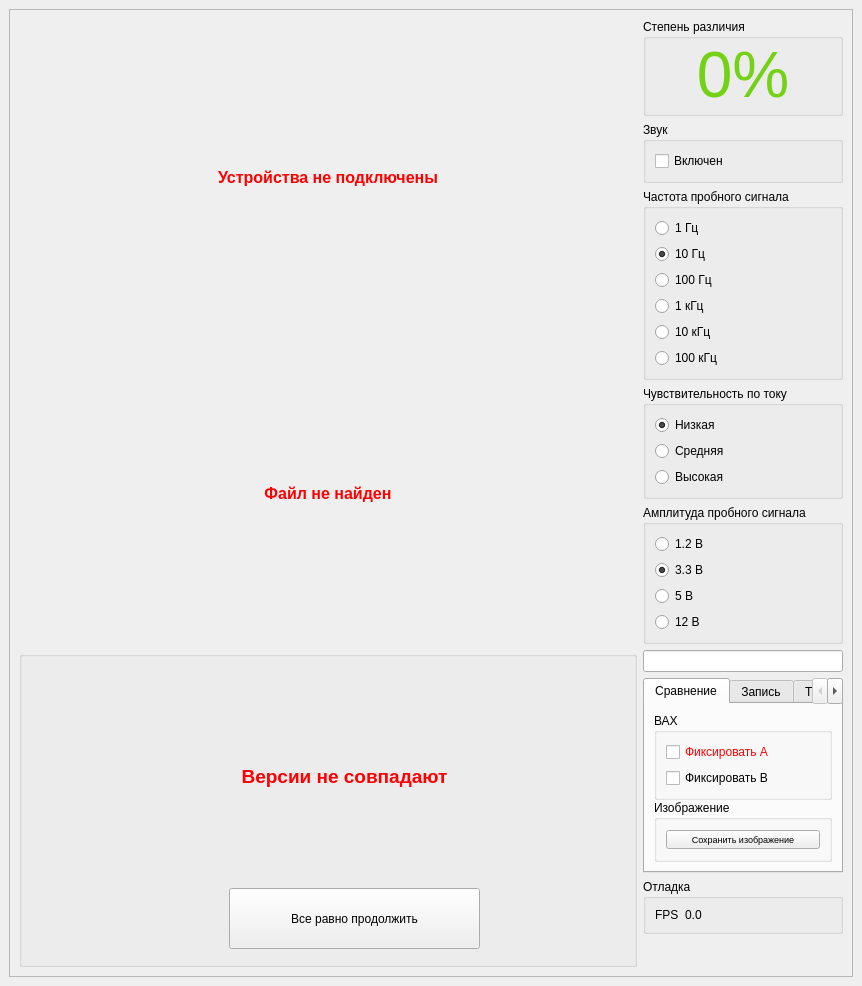
Qt form gui/mainwindow.ui (EPC-MSU/EPLab) before a commit.
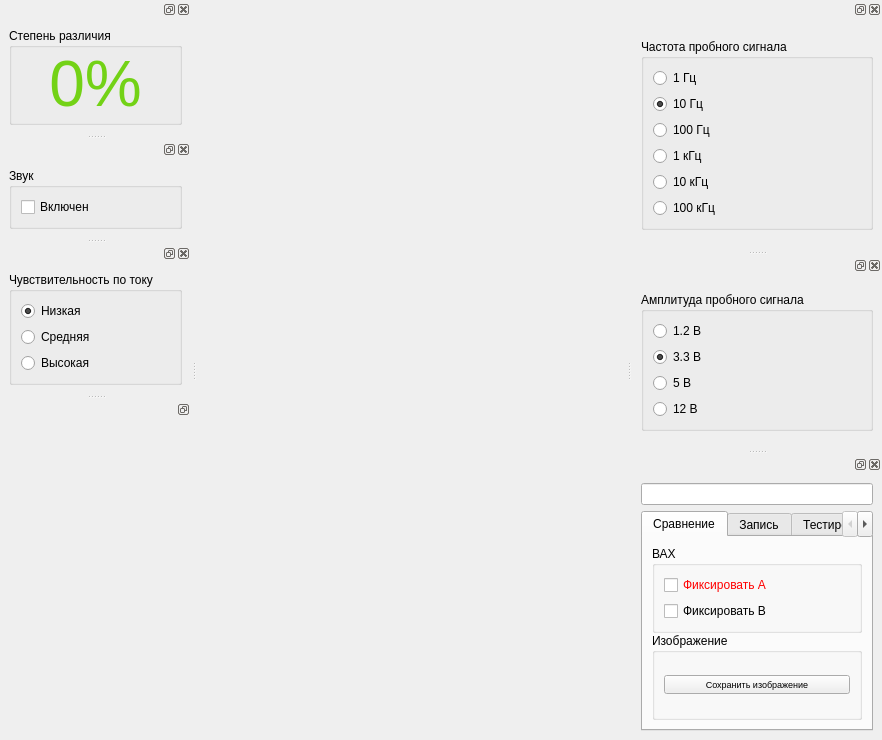
The same form after that commit.

Commit message: Dock widgets for mainwindow

What changed in the file:
```diff
--- a/gui/mainwindow.ui
+++ b/gui/mainwindow.ui
@@ -6,295 +6,44 @@
    <rect>
     <x>0</x>
     <y>0</y>
-    <width>862</width>
-    <height>986</height>
+    <width>882</width>
+    <height>740</height>
    </rect>
   </property>
   <property name="windowTitle">
    <string>Eyepoint S1</string>
   </property>
   <widget class="QWidget" name="centralwidget">
+   <widget class="QWidget" name="ivc" native="true">
+    <property name="geometry">
+     <rect>
+      <x>90</x>
+      <y>170</y>
+      <width>231</width>
+      <height>181</height>
+     </rect>
+    </property>
+   </widget>
+  </widget>
+  <widget class="QDockWidget" name="scoreDock">
+   <property name="sizePolicy">
+    <sizepolicy hsizetype="Preferred" vsizetype="Fixed">
+     <horstretch>0</horstretch>
+     <verstretch>0</verstretch>
+    </sizepolicy>
+   </property>
+   <property name="maximumSize">
+    <size>
+     <width>524287</width>
+     <height>524287</height>
+    </size>
+   </property>
+   <attribute name="dockWidgetArea">
+    <number>1</number>
+   </attribute>
+   <widget class="QWidget" name="dockWidgetContents">
    <layout class="QVBoxLayout" name="verticalLayout_5">
     <item>
-     <widget class="QScrollArea" name="scrollArea">
-      <property name="widgetResizable">
-       <bool>true</bool>
-      </property>
-      <widget class="QWidget" name="scrollAreaWidgetContents">
-       <property name="geometry">
-        <rect>
-         <x>0</x>
-         <y>0</y>
-         <width>832</width>
-         <height>1004</height>
-        </rect>
-       </property>
-       <layout class="QHBoxLayout" name="horizontalLayout_6">
-        <item>
-         <widget class="QFrame" name="main_frame">
-          <layout class="QVBoxLayout" name="main_layout">
-           <property name="spacing">
-            <number>0</number>
-           </property>
-           <property name="leftMargin">
-            <number>0</number>
-           </property>
-           <property name="topMargin">
-            <number>0</number>
-           </property>
-           <property name="rightMargin">
-            <number>0</number>
-           </property>
-           <property name="bottomMargin">
-            <number>0</number>
-           </property>
-           <item>
-            <widget class="QLabel" name="label_DeviceStatus">
-             <property name="palette">
-              <palette>
-               <active>
-                <colorrole role="WindowText">
-                 <brush brushstyle="SolidPattern">
-                  <color alpha="255">
-                   <red>255</red>
-                   <green>0</green>
-                   <blue>0</blue>
-                  </color>
-                 </brush>
-                </colorrole>
-                <colorrole role="Text">
-                 <brush brushstyle="SolidPattern">
-                  <color alpha="255">
-                   <red>255</red>
-                   <green>0</green>
-                   <blue>0</blue>
-                  </color>
-                 </brush>
-                </colorrole>
-               </active>
-               <inactive>
-                <colorrole role="WindowText">
-                 <brush brushstyle="SolidPattern">
-                  <color alpha="255">
-                   <red>255</red>
-                   <green>0</green>
-                   <blue>0</blue>
-                  </color>
-                 </brush>
-                </colorrole>
-                <colorrole role="Text">
-                 <brush brushstyle="SolidPattern">
-                  <color alpha="255">
-                   <red>255</red>
-                   <green>0</green>
-                   <blue>0</blue>
-                  </color>
-                 </brush>
-                </colorrole>
-               </inactive>
-               <disabled>
-                <colorrole role="WindowText">
-                 <brush brushstyle="SolidPattern">
-                  <color alpha="255">
-                   <red>120</red>
-                   <green>120</green>
-                   <blue>120</blue>
-                  </color>
-                 </brush>
-                </colorrole>
-                <colorrole role="Text">
-                 <brush brushstyle="SolidPattern">
-                  <color alpha="255">
-                   <red>120</red>
-                   <green>120</green>
-                   <blue>120</blue>
-                  </color>
-                 </brush>
-                </colorrole>
-               </disabled>
-              </palette>
-             </property>
-             <property name="font">
-              <font>
-               <pointsize>12</pointsize>
-               <weight>75</weight>
-               <bold>true</bold>
-              </font>
-             </property>
-             <property name="text">
-              <string>Устройства не подключены</string>
-             </property>
-             <property name="alignment">
-              <set>Qt::AlignCenter</set>
-             </property>
-            </widget>
-           </item>
-           <item>
-            <widget class="QLabel" name="label_FileNotFound">
-             <property name="palette">
-              <palette>
-               <active>
-                <colorrole role="WindowText">
-                 <brush brushstyle="SolidPattern">
-                  <color alpha="255">
-                   <red>255</red>
-                   <green>0</green>
-                   <blue>0</blue>
-                  </color>
-                 </brush>
-                </colorrole>
-                <colorrole role="Text">
-                 <brush brushstyle="SolidPattern">
-                  <color alpha="255">
-                   <red>255</red>
-                   <green>0</green>
-                   <blue>0</blue>
-                  </color>
-                 </brush>
-                </colorrole>
-               </active>
-               <inactive>
-                <colorrole role="WindowText">
-                 <brush brushstyle="SolidPattern">
-                  <color alpha="255">
-                   <red>255</red>
-                   <green>0</green>
-                   <blue>0</blue>
-                  </color>
-                 </brush>
-                </colorrole>
-                <colorrole role="Text">
-                 <brush brushstyle="SolidPattern">
-                  <color alpha="255">
-                   <red>255</red>
-                   <green>0</green>
-                   <blue>0</blue>
-                  </color>
-                 </brush>
-                </colorrole>
-               </inactive>
-               <disabled>
-                <colorrole role="WindowText">
-                 <brush brushstyle="SolidPattern">
-                  <color alpha="255">
-                   <red>120</red>
-                   <green>120</green>
-                   <blue>120</blue>
-                  </color>
-                 </brush>
-                </colorrole>
-                <colorrole role="Text">
-                 <brush brushstyle="SolidPattern">
-                  <color alpha="255">
-                   <red>120</red>
-                   <green>120</green>
-                   <blue>120</blue>
-                  </color>
-                 </brush>
-                </colorrole>
-               </disabled>
-              </palette>
-             </property>
-             <property name="font">
-              <font>
-               <pointsize>12</pointsize>
-               <weight>75</weight>
-               <bold>true</bold>
-              </font>
-             </property>
-             <property name="text">
-              <string>Файл не найден</string>
-             </property>
-             <property name="alignment">
-              <set>Qt::AlignCenter</set>
-             </property>
-            </widget>
-           </item>
-           <item>
-            <widget class="QGroupBox" name="version_error_group_box">
-             <property name="title">
-              <string/>
-             </property>
-             <property name="alignment">
-              <set>Qt::AlignCenter</set>
-             </property>
-             <widget class="QPushButton" name="force_start_button">
-              <property name="geometry">
-               <rect>
-                <x>210</x>
-                <y>237</y>
-                <width>251</width>
-                <height>61</height>
-               </rect>
-              </property>
-              <property name="sizePolicy">
-               <sizepolicy hsizetype="Fixed" vsizetype="Fixed">
-                <horstretch>0</horstretch>
-                <verstretch>0</verstretch>
-               </sizepolicy>
-              </property>
-              <property name="text">
-               <string>Все равно продолжить</string>
-              </property>
-             </widget>
-             <widget class="QLabel" name="label_DevNotCorrect">
-              <property name="geometry">
-               <rect>
-                <x>0</x>
-                <y>0</y>
-                <width>651</width>
-                <height>251</height>
-               </rect>
-              </property>
-              <property name="sizePolicy">
-               <sizepolicy hsizetype="Preferred" vsizetype="Preferred">
-                <horstretch>0</horstretch>
-                <verstretch>0</verstretch>
-               </sizepolicy>
-              </property>
-              <property name="layoutDirection">
-               <enum>Qt::LeftToRight</enum>
-              </property>
-              <property name="text">
-               <string>&lt;html&gt;&lt;head/&gt;&lt;body&gt;&lt;p align=&quot;center&quot;&gt;&lt;span style=&quot; font-size:14pt; font-weight:600; color:#ff0000;&quot;&gt;Версии не совпадают&lt;/span&gt;&lt;/p&gt;&lt;/body&gt;&lt;/html&gt;</string>
-              </property>
-              <property name="alignment">
-               <set>Qt::AlignCenter</set>
-              </property>
-             </widget>
-            </widget>
-           </item>
-          </layout>
-         </widget>
-        </item>
-        <item>
-         <widget class="QFrame" name="panel_frame">
-          <property name="minimumSize">
-           <size>
-            <width>200</width>
-            <height>0</height>
-           </size>
-          </property>
-          <property name="maximumSize">
-           <size>
-            <width>200</width>
-            <height>16777215</height>
-           </size>
-          </property>
-          <layout class="QVBoxLayout" name="panel_layout">
-           <property name="leftMargin">
-            <number>0</number>
-           </property>
-           <property name="topMargin">
-            <number>0</number>
-           </property>
-           <property name="rightMargin">
-            <number>0</number>
-           </property>
-           <property name="bottomMargin">
-            <number>0</number>
-           </property>
-           <item>
             <widget class="QGroupBox" name="score_group_box">
              <property name="sizePolicy">
               <sizepolicy hsizetype="Preferred" vsizetype="Fixed">
@@ -343,6 +92,27 @@
              </layout>
             </widget>
            </item>
+    </layout>
+   </widget>
+  </widget>
+  <widget class="QDockWidget" name="soundDock">
+   <property name="sizePolicy">
+    <sizepolicy hsizetype="Preferred" vsizetype="Fixed">
+     <horstretch>0</horstretch>
+     <verstretch>0</verstretch>
+    </sizepolicy>
+   </property>
+   <property name="maximumSize">
+    <size>
+     <width>524287</width>
+     <height>524287</height>
+    </size>
+   </property>
+   <attribute name="dockWidgetArea">
+    <number>1</number>
+   </attribute>
+   <widget class="QWidget" name="dockWidgetContents_2">
+    <layout class="QVBoxLayout" name="verticalLayout_6">
            <item>
             <widget class="QGroupBox" name="sound_group_box">
              <property name="sizePolicy">
@@ -374,6 +144,15 @@
              </layout>
             </widget>
            </item>
+    </layout>
+   </widget>
+  </widget>
+  <widget class="QDockWidget" name="freqDock">
+   <attribute name="dockWidgetArea">
+    <number>2</number>
+   </attribute>
+   <widget class="QWidget" name="dockWidgetContents_3">
+    <layout class="QVBoxLayout" name="verticalLayout_7">
            <item>
             <widget class="QGroupBox" name="frequency_group_box">
              <property name="sizePolicy">
@@ -440,6 +219,21 @@
              </layout>
             </widget>
            </item>
+    </layout>
+   </widget>
+  </widget>
+  <widget class="QDockWidget" name="currentDock">
+   <property name="sizePolicy">
+    <sizepolicy hsizetype="Preferred" vsizetype="Fixed">
+     <horstretch>0</horstretch>
+     <verstretch>0</verstretch>
+    </sizepolicy>
+   </property>
+   <attribute name="dockWidgetArea">
+    <number>1</number>
+   </attribute>
+   <widget class="QWidget" name="dockWidgetContents_4">
+    <layout class="QVBoxLayout" name="verticalLayout_8">
            <item>
             <widget class="QGroupBox" name="current_group_box">
              <property name="sizePolicy">
@@ -479,6 +273,15 @@
              </layout>
             </widget>
            </item>
+    </layout>
+   </widget>
+  </widget>
+  <widget class="QDockWidget" name="voltageDock">
+   <attribute name="dockWidgetArea">
+    <number>2</number>
+   </attribute>
+   <widget class="QWidget" name="dockWidgetContents_5">
+    <layout class="QVBoxLayout" name="verticalLayout_9">
            <item>
             <widget class="QGroupBox" name="voltage_group_box">
              <property name="sizePolicy">
@@ -525,6 +328,15 @@
              </layout>
             </widget>
            </item>
+    </layout>
+   </widget>
+  </widget>
+  <widget class="QDockWidget" name="planDock">
+   <attribute name="dockWidgetArea">
+    <number>2</number>
+   </attribute>
+   <widget class="QWidget" name="dockWidgetContents_6">
+    <layout class="QVBoxLayout" name="verticalLayout_10">
            <item>
             <widget class="QLineEdit" name="line_comment_pin"/>
            </item>
@@ -903,56 +715,42 @@
              </widget>
             </widget>
            </item>
-           <item>
-            <widget class="QGroupBox" name="debug_group_box">
-             <property name="title">
-              <string>Отладка</string>
-             </property>
-             <layout class="QFormLayout" name="debug_group_box_layout">
-              <item row="0" column="0">
-               <widget class="QLabel" name="fps_label">
+    </layout>
+   </widget>
+  </widget>
+  <widget class="QDockWidget" name="emptySpaceDock">
                 <property name="sizePolicy">
-                 <sizepolicy hsizetype="Fixed" vsizetype="Preferred">
+    <sizepolicy hsizetype="Preferred" vsizetype="Expanding">
                   <horstretch>0</horstretch>
-                  <verstretch>0</verstretch>
-                 </sizepolicy>
-                </property>
-                <property name="text">
-                 <string>FPS</string>
-                </property>
-               </widget>
-              </item>
-              <item row="0" column="1">
-               <widget class="QLabel" name="fps_value_label">
-                <property name="text">
-                 <string>0.0</string>
-                </property>
-               </widget>
-              </item>
-             </layout>
-            </widget>
-           </item>
+     <verstretch>10</verstretch>
+    </sizepolicy>
+   </property>
+   <property name="features">
+    <set>QDockWidget::DockWidgetFloatable</set>
+   </property>
+   <property name="allowedAreas">
+    <set>Qt::LeftDockWidgetArea</set>
+   </property>
+   <attribute name="dockWidgetArea">
+    <number>1</number>
+   </attribute>
+   <widget class="QWidget" name="dockWidgetContents_7">
+    <layout class="QVBoxLayout" name="verticalLayout_11">
            <item>
-            <spacer name="vertical_spacer">
+      <spacer name="verticalSpacer_4">
              <property name="orientation">
               <enum>Qt::Vertical</enum>
              </property>
              <property name="sizeHint" stdset="0">
               <size>
                <width>20</width>
-               <height>0</height>
+         <height>77</height>
               </size>
              </property>
             </spacer>
            </item>
           </layout>
          </widget>
-        </item>
-       </layout>
-      </widget>
-     </widget>
-    </item>
-   </layout>
   </widget>
  </widget>
  <resources/>
```
Lines whose indentation alone changed are shown as unchanged.
